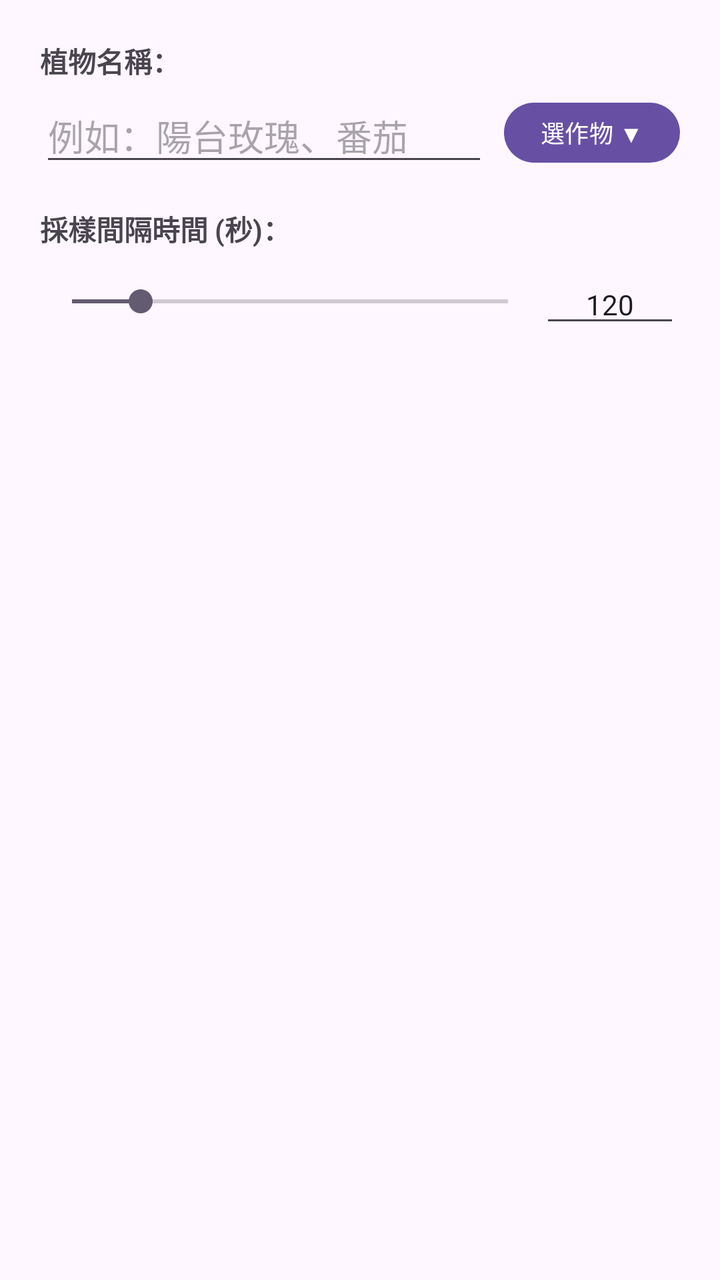
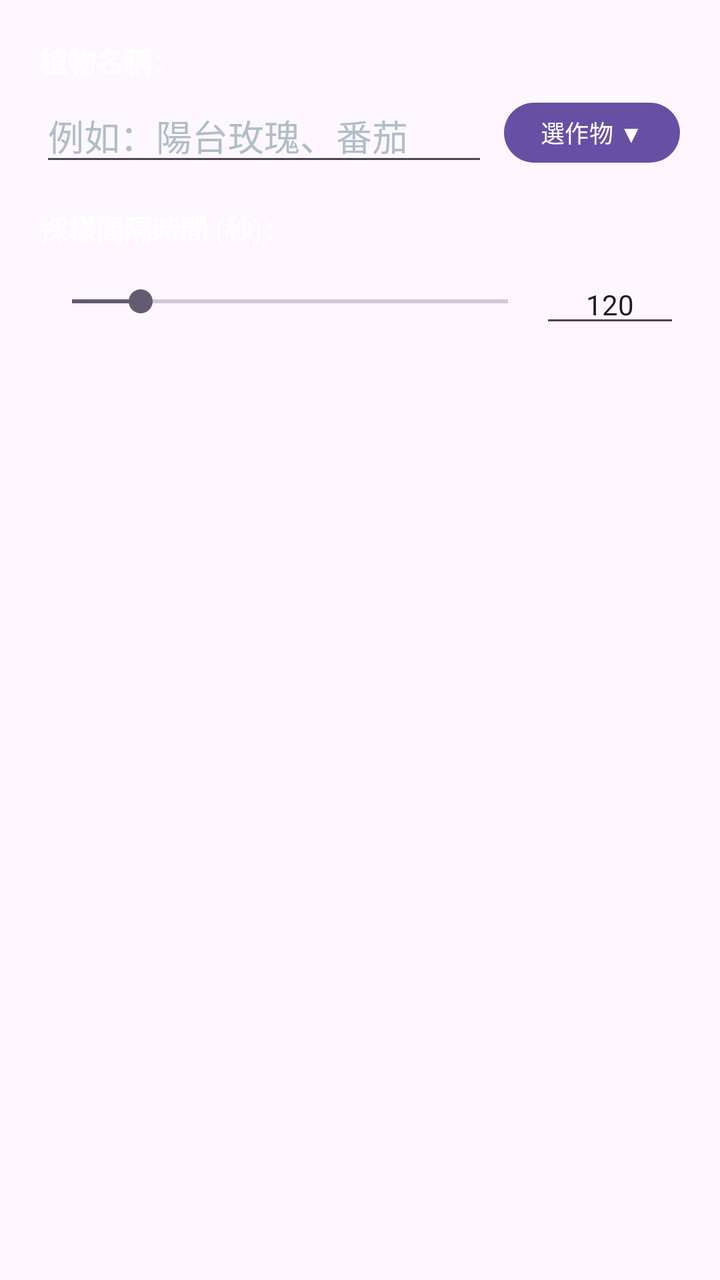

An Android layout rendered at two revisions. The XML below is the earlier revision; the diff shows what the commit changed to produce the second picture.
<!-- AndroidManifest.xml: application theme Theme.PlantDoctor -->
<!-- res/layout/dialog_edit_zone.xml -->
<?xml version="1.0" encoding="utf-8"?>
<LinearLayout xmlns:android="http://schemas.android.com/apk/res/android"
    android:layout_width="match_parent"
    android:layout_height="wrap_content"
    android:orientation="vertical"
    android:padding="20dp">

    <TextView
        android:layout_width="wrap_content"
        android:layout_height="wrap_content"
        android:text="植物名稱："
        android:textSize="14sp"
        android:textStyle="bold" />

    <LinearLayout
        android:layout_width="match_parent"
        android:layout_height="wrap_content"
        android:orientation="horizontal"
        android:gravity="center_vertical"
        android:layout_marginTop="4dp">

        <EditText
            android:id="@+id/etZoneName"
            android:layout_width="0dp"
            android:layout_height="wrap_content"
            android:layout_weight="1"
            android:hint="例如：陽台玫瑰、番茄"
            android:importantForAutofill="no"
            android:inputType="text" />

        <Button
            android:id="@+id/btnPickCropForZone"
            android:layout_width="wrap_content"
            android:layout_height="38dp"
            android:layout_marginStart="8dp"
            android:paddingHorizontal="10dp"
            android:text="選作物 ▼"
            android:textSize="12sp" />
    </LinearLayout>

    <TextView
        android:layout_width="wrap_content"
        android:layout_height="wrap_content"
        android:layout_marginTop="16dp"
        android:text="採樣間隔時間 (秒)："
        android:textSize="14sp"
        android:textStyle="bold" />

    <LinearLayout
        android:layout_width="match_parent"
        android:layout_height="wrap_content"
        android:gravity="center_vertical"
        android:orientation="horizontal"
        android:layout_marginTop="8dp">

        <SeekBar
            android:id="@+id/sbDialogInterval"
            android:layout_width="0dp"
            android:layout_height="wrap_content"
            android:layout_weight="1"
            android:max="600"
            android:min="30"
            android:progress="120" />

        <EditText
            android:id="@+id/etDialogInterval"
            android:layout_width="70dp"
            android:layout_height="wrap_content"
            android:gravity="center"
            android:importantForAutofill="no"
            android:inputType="number"
            android:text="120"
            android:textSize="14sp" />
    </LinearLayout>

</LinearLayout>
<!-- resources referenced by this layout -->
<resources>
  <style name="Theme.PlantDoctor" parent="Base.Theme.PlantDoctor" />
  <style name="Base.Theme.PlantDoctor" parent="Theme.Material3.DayNight.NoActionBar">
          
          
      </style>
</resources>

<!-- the commit's change to res/layout/dialog_edit_zone.xml (unified diff, before → after) -->
@@ -9,6 +9,7 @@
         android:layout_width="wrap_content"
         android:layout_height="wrap_content"
         android:text="植物名稱："
+        android:textColor="@android:color/white"
         android:textSize="14sp"
         android:textStyle="bold" />
 
@@ -25,6 +26,7 @@
             android:layout_height="wrap_content"
             android:layout_weight="1"
             android:hint="例如：陽台玫瑰、番茄"
+            android:textColorHint="#B0BEC5"
             android:importantForAutofill="no"
             android:inputType="text" />
 
@@ -43,6 +45,7 @@
         android:layout_height="wrap_content"
         android:layout_marginTop="16dp"
         android:text="採樣間隔時間 (秒)："
+        android:textColor="@android:color/white"
         android:textSize="14sp"
         android:textStyle="bold" />
 
